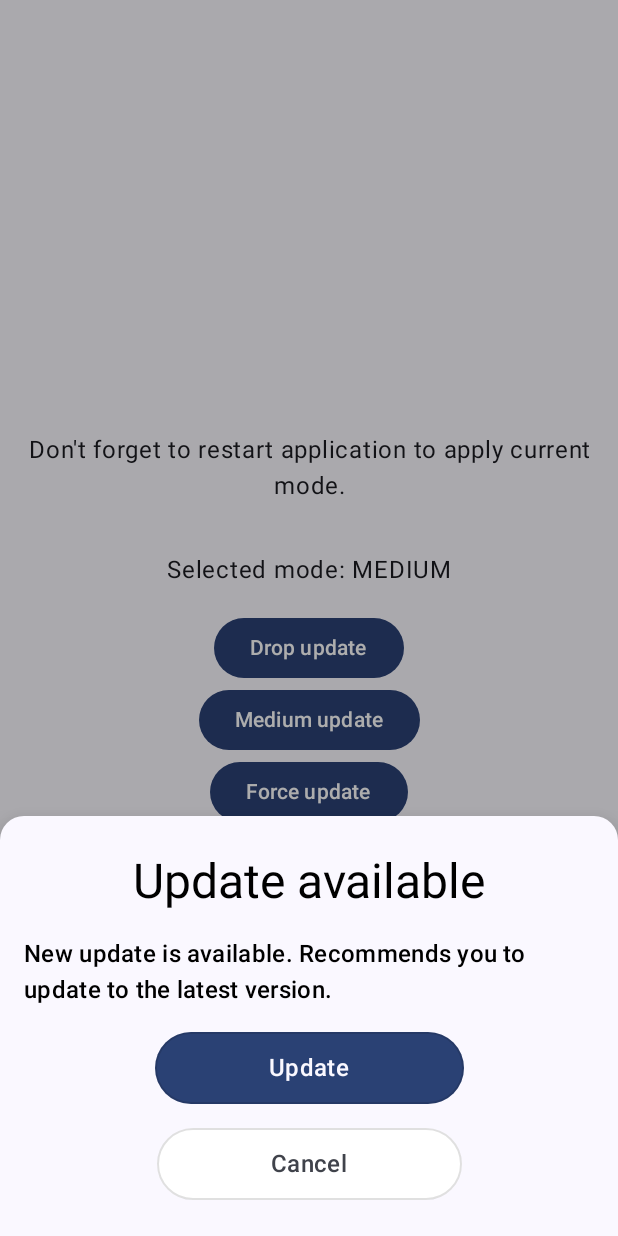
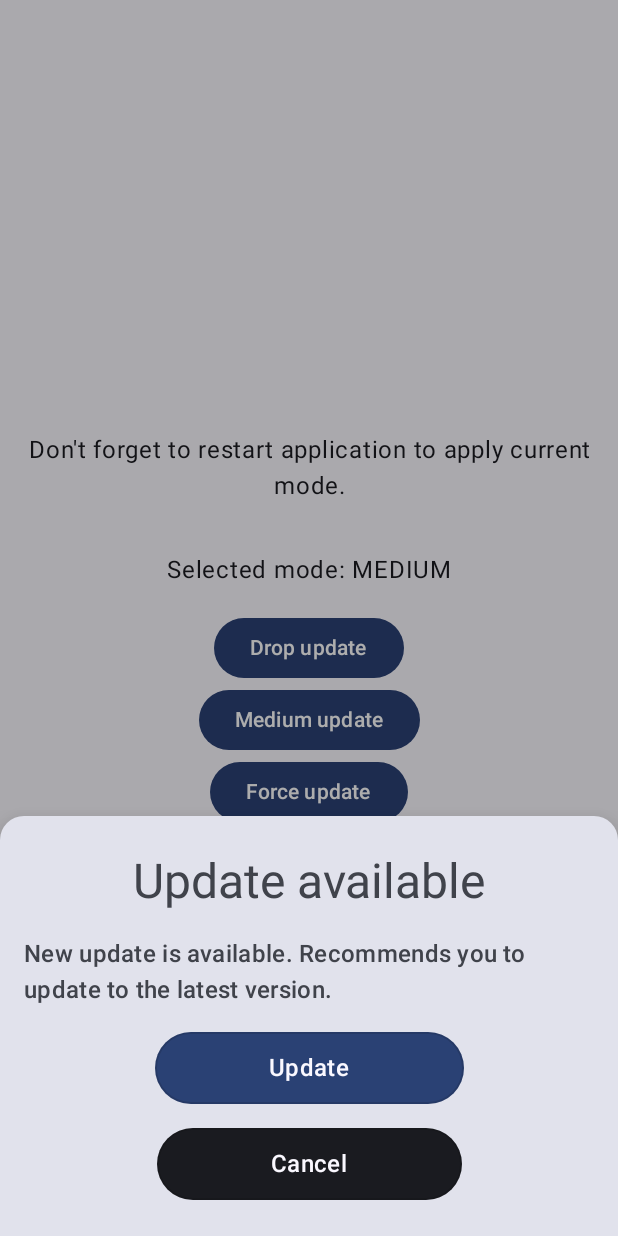
Before and after one commit to IlyaPavlovskii/force-update, an Android app built with Jetpack Compose: the screen it shows after launch (MainActivity), after a tap on "Medium update", on a phone screen of 412 x 824 dp. Run offline under Robolectric (Android 15) with nearby library versions, the phone set to English and light mode, and no system bars; 1 statement that could not run was skipped.

Commit message:
Add text color to styles. Prepare new release: 2023.03.25

```diff
--- a/build.gradle.kts
+++ b/build.gradle.kts
@@ -38,7 +38,7 @@ subprojects {
         }
     }
     group = "io.github.ilyapavlovskii.kmm.force.update"
-    version = "2023.03.24"
+    version = "2023.03.25"
 
     setupJavaTarget(this)
 }
--- a/force-update-android-compose-presentation/src/main/kotlin/io/github/ilyapavlovskii/kmm/force/update/presentation/force/ForceUpdateStyle.kt
+++ b/force-update-android-compose-presentation/src/main/kotlin/io/github/ilyapavlovskii/kmm/force/update/presentation/force/ForceUpdateStyle.kt
@@ -17,9 +17,11 @@ data class ForceUpdateStyle(
     val background: Color,
     val titleModifier: Modifier,
     val titleStyle: TextStyle,
+    val titleColor: Color,
     val imageModifier: Modifier,
     val descriptionModifier: Modifier,
     val descriptionStyle: TextStyle,
+    val descriptionColor: Color,
     val updateButtonModifier: Modifier,
     val updateButtonShape: Shape = RoundedCornerShape(48.dp),
     val updateButtonColors: ButtonColors,
@@ -32,9 +34,11 @@ data class ForceUpdateStyle(
             background = MaterialTheme.colorScheme.background,
             titleModifier = Modifier.padding(vertical = 8.dp),
             titleStyle = MaterialTheme.typography.headlineLarge,
+            titleColor = MaterialTheme.colorScheme.onSurfaceVariant,
             imageModifier = Modifier.padding(16.dp),
             descriptionModifier = Modifier.padding(vertical = 8.dp),
             descriptionStyle = MaterialTheme.typography.titleMedium,
+            descriptionColor = MaterialTheme.colorScheme.onSurfaceVariant,
             updateButtonModifier = Modifier
                 .padding(all = 8.dp)
                 .fillMaxWidth(),
--- a/force-update-android-compose-presentation/src/main/kotlin/io/github/ilyapavlovskii/kmm/force/update/presentation/force/ForceUpdateView.kt
+++ b/force-update-android-compose-presentation/src/main/kotlin/io/github/ilyapavlovskii/kmm/force/update/presentation/force/ForceUpdateView.kt
@@ -32,6 +32,7 @@ internal fun ForceUpdateView(
             text = stringFromAttribute(attributeId = R.attr.force_update__force_title)
                 ?: stringResource(R.string.force_update__force_title),
             style = style.titleStyle,
+            color = style.titleColor,
         )
         imageVectorFromAttribute(attributeId = R.attr.force_update__force_icon_vector)
             ?.also { imageVector ->
@@ -57,6 +58,7 @@ internal fun ForceUpdateView(
             text = stringFromAttribute(attributeId = R.attr.force_update__force_description)
                 ?: stringResource(R.string.force_update__force_description),
             style = style.descriptionStyle,
+            color = style.descriptionColor,
         )
         OutlinedButton(
             onClick = onForceUpdateCLick,
--- a/force-update-android-compose-presentation/src/main/kotlin/io/github/ilyapavlovskii/kmm/force/update/presentation/medium/MediumUpdateDialog.kt
+++ b/force-update-android-compose-presentation/src/main/kotlin/io/github/ilyapavlovskii/kmm/force/update/presentation/medium/MediumUpdateDialog.kt
@@ -75,12 +75,14 @@ private fun MediumUpdateDialogContent(
             text = stringFromAttribute(attributeId = R.attr.force_update__medium_title)
                 ?: stringResource(R.string.force_update__medium_title),
             style = style.titleStyle,
+            color = style.titleColor,
         )
         Text(
             modifier = style.descriptionModifier,
             text = stringFromAttribute(attributeId = R.attr.force_update__medium_description)
                 ?: stringResource(R.string.force_update__medium_description),
             style = style.descriptionStyle,
+            color = style.descriptionColor,
         )
         OutlinedButton(
             onClick = onMediumUpdateClick,
--- a/force-update-android-compose-presentation/src/main/kotlin/io/github/ilyapavlovskii/kmm/force/update/presentation/medium/MediumUpdateDialogStyle.kt
+++ b/force-update-android-compose-presentation/src/main/kotlin/io/github/ilyapavlovskii/kmm/force/update/presentation/medium/MediumUpdateDialogStyle.kt
@@ -18,8 +18,10 @@ data class MediumUpdateDialogStyle(
     val contentModifier: Modifier,
     val titleModifier: Modifier,
     val titleStyle: TextStyle,
+    val titleColor: Color,
     val descriptionModifier: Modifier,
     val descriptionStyle: TextStyle,
+    val descriptionColor: Color,
     val updateButtonModifier: Modifier,
     val updateButtonShape: Shape = RoundedCornerShape(48.dp),
     val updateButtonColors: ButtonColors,
@@ -34,12 +36,14 @@ data class MediumUpdateDialogStyle(
     companion object {
         @Composable
         fun create() = MediumUpdateDialogStyle(
-            sheetBackgroundColor = MaterialTheme.colorScheme.background,
+            sheetBackgroundColor = MaterialTheme.colorScheme.surfaceVariant,
             contentModifier = Modifier.padding(16.dp),
             titleModifier = Modifier.padding(vertical = 8.dp),
             titleStyle = MaterialTheme.typography.headlineLarge,
+            titleColor = MaterialTheme.colorScheme.onSurfaceVariant,
             descriptionModifier = Modifier.padding(vertical = 8.dp),
             descriptionStyle = MaterialTheme.typography.titleMedium,
+            descriptionColor = MaterialTheme.colorScheme.onSurfaceVariant,
             updateButtonModifier = Modifier.padding(all = 8.dp),
             updateButtonColors = ButtonDefaults.outlinedButtonColors(
                 backgroundColor = MaterialTheme.colorScheme.primary,
@@ -49,7 +53,8 @@ data class MediumUpdateDialogStyle(
             updateButtonTextStyle = MaterialTheme.typography.titleMedium,
             cancelButtonModifier = Modifier.padding(all = 8.dp),
             cancelButtonColors = ButtonDefaults.outlinedButtonColors(
-                contentColor = MaterialTheme.colorScheme.onSurfaceVariant,
+                backgroundColor = MaterialTheme.colorScheme.onBackground,
+                contentColor = MaterialTheme.colorScheme.surface
             ),
             cancelButtonTextModifier = Modifier.padding(vertical = 4.dp, horizontal = 60.dp),
             cancelButtonTextStyle = MaterialTheme.typography.titleMedium,
```
